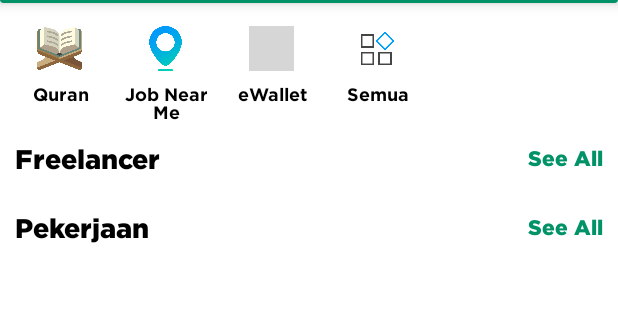
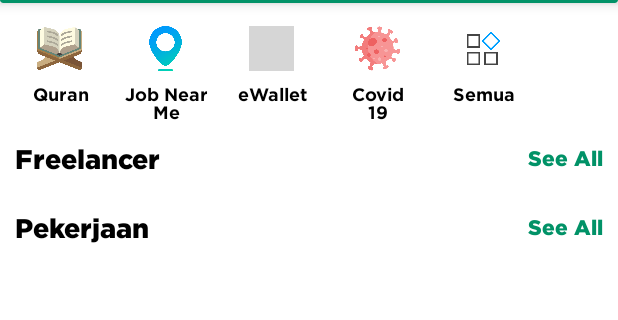
Before and after one commit to fadlurahmanf/kerja_mudah, an Android app: the HomeActivity screen opened directly, with no data from a screen before it, on a phone screen of 412 x 824 dp, the part 133-453 px from its top. Run offline under Robolectric (Android 15) with nearby library versions, the phone set to English and light mode, and no system bars; our stand-ins replace RxJava, Shimmer; libraries missing offline, so code that uses them is left out: com.pusher.client, nl.joery.animatedbottombar; plain views replace AnimatedBottomBar; network calls fail; pictures from the network do not load; 9 statements that could not run were skipped; grey boxes are pictures that could not be loaded.

```diff
--- a/app/src/main/res/layout/activity_job_detail.xml
+++ b/app/src/main/res/layout/activity_job_detail.xml
@@ -145,7 +145,7 @@
                 android:layout_height="wrap_content"
                 android:text="4 days ago - 30 applicants"
                 android:id="@+id/tv_job_detail_notes"
-                style="@style/Font.Regular.12"
+                style="@style/Font.Regular.14"
                 android:paddingHorizontal="10dp"
                 android:layout_marginTop="10dp" />
             <LinearLayout
--- a/app/src/main/res/layout/fragment_home_tab.xml
+++ b/app/src/main/res/layout/fragment_home_tab.xml
@@ -136,6 +136,27 @@
                             android:gravity="center"
                             android:orientation="vertical"
                             android:layout_marginHorizontal="5dp">
+                            <ImageView
+                                android:layout_width="30dp"
+                                android:layout_height="30dp"
+                                android:layout_gravity="center_horizontal"
+                                android:src="@drawable/il_coronavirus"/>
+                            <TextView
+                                android:layout_width="60dp"
+                                android:layout_height="wrap_content"
+                                android:text="Covid\n19"
+                                android:gravity="center"
+                                android:layout_marginTop="7dp"
+                                style="@style/Font.SemiBold.12"
+                                android:textColor="@color/black"/>
+                        </LinearLayout>
+                        <LinearLayout
+                            android:layout_width="wrap_content"
+                            android:layout_height="wrap_content"
+                            android:gravity="center"
+                            android:orientation="vertical"
+                            android:layout_marginRight="10dp"
+                            android:layout_marginLeft="5dp">
                             <ImageView
                                 android:layout_width="30dp"
                                 android:layout_height="30dp"
```
Also changed, not shown: app/src/main/java/com/app/kerja_mudah/ui/home/HomeActivity.kt (+27 -16 lines), app/src/main/res/drawable-mdpi/il_coronavirus.png (added).
